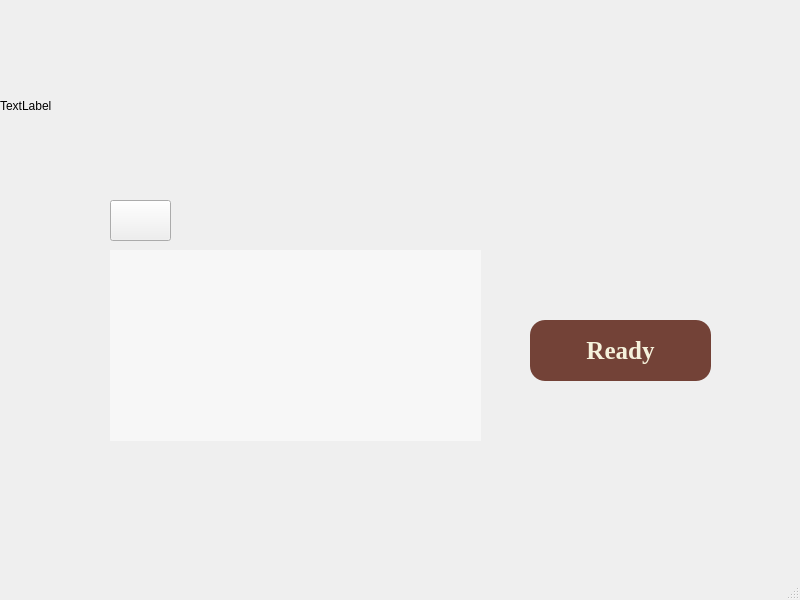
Before: the Qt Designer form GUI/Start-intermediar/mainscreen.ui in DianaMatei11/ProjectModernCPP---Triviador, drawn with Qt 5.
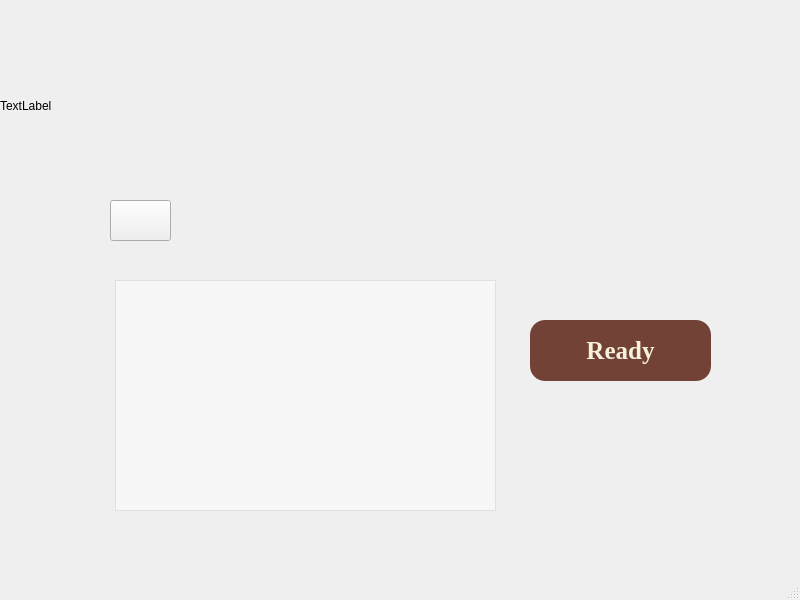
After: the same form once the commit is applied. Icons and pictures are not drawn.

Commit message: La intrarea in fereastra de start a jocului am trimis catre server username-ul participantului si am primit culoarea asociata acestuia. Pe langa acestea am creat functia addPlayers on the screen care afiseaza participantii la joc

```diff
--- a/GUI/Start-intermediar/mainscreen.ui
+++ b/GUI/Start-intermediar/mainscreen.ui
@@ -208,20 +208,19 @@
        <string>TextLabel</string>
       </property>
      </widget>
-     <widget class="QWidget" name="horizontalWidget" native="true">
+     <widget class="QTextBrowser" name="listOfPlayers">
       <property name="geometry">
        <rect>
-        <x>110</x>
-        <y>250</y>
-        <width>371</width>
-        <height>191</height>
+        <x>115</x>
+        <y>280</y>
+        <width>381</width>
+        <height>231</height>
        </rect>
       </property>
       <property name="styleSheet">
        <string notr="true">background-color:rgba(255,255,255,120);
 font: 700 14pt &quot;Georgia&quot;;</string>
       </property>
-      <layout class="QHBoxLayout" name="horizontalLayout"/>
      </widget>
     </widget>
    </widget>
```
Left out of the diff: 2 changed lines with no effect on the pictures. The commit also changes 3 other files.
